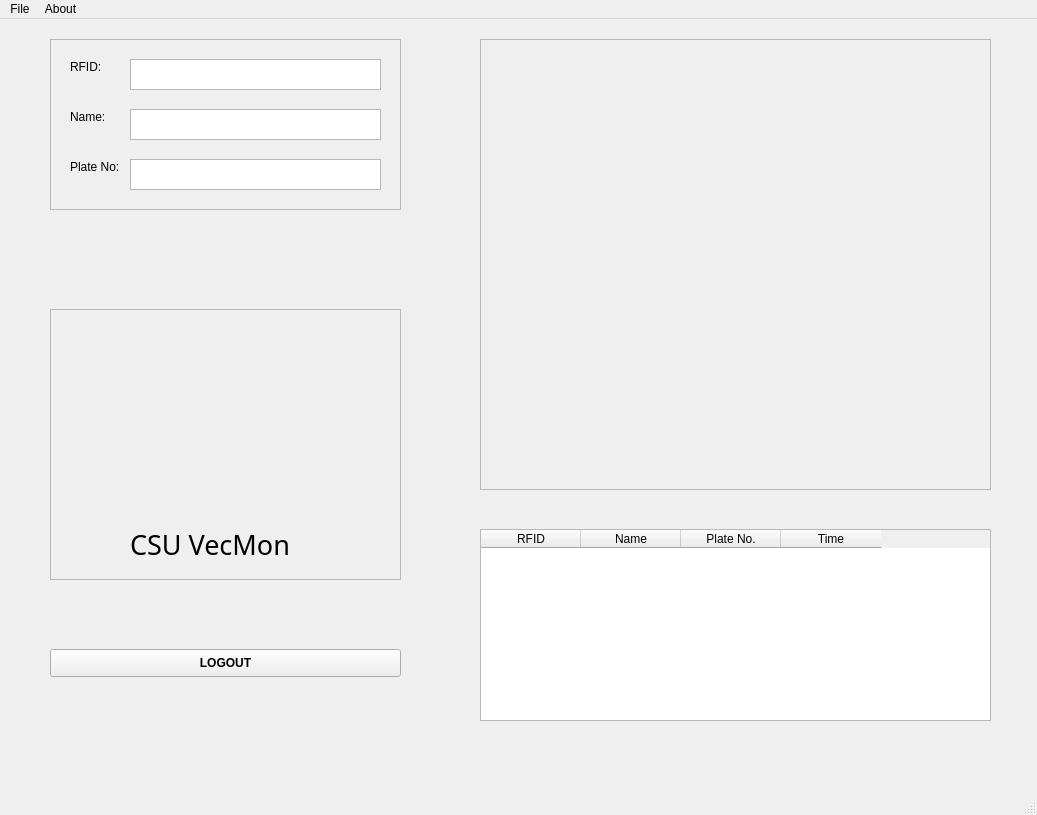
Before: the Qt Designer form ui/Main.ui in AlienWolfX/CSU-RFID-PYQT6, drawn with Qt 5.
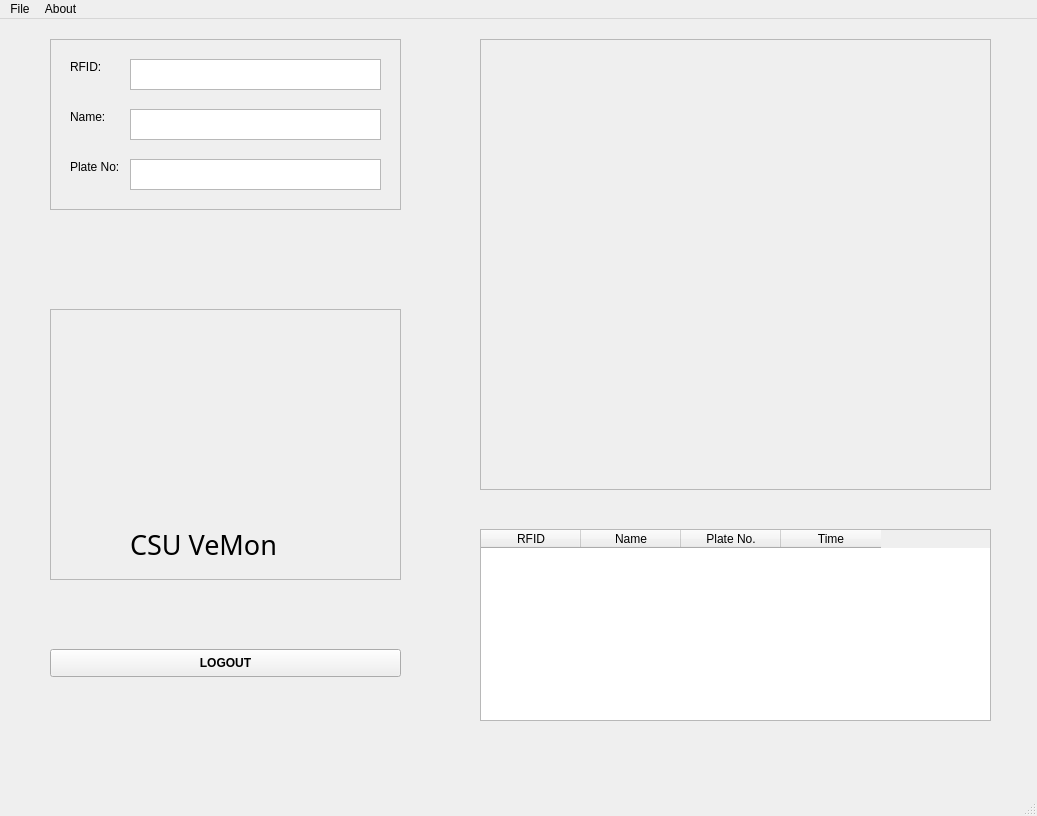
After: the same form once the commit is applied. Icons and pictures are not drawn.

Patch:
```diff
--- a/ui/Main.ui
+++ b/ui/Main.ui
@@ -7,7 +7,7 @@
     <x>0</x>
     <y>0</y>
     <width>1037</width>
-    <height>815</height>
+    <height>816</height>
    </rect>
   </property>
   <property name="windowTitle">
@@ -272,7 +272,7 @@
       </font>
      </property>
      <property name="text">
-      <string>CSU VecMon</string>
+      <string>CSU VeMon</string>
      </property>
     </widget>
    </widget>
```
Left out of the diff: 2 changed lines with no effect on the pictures.
